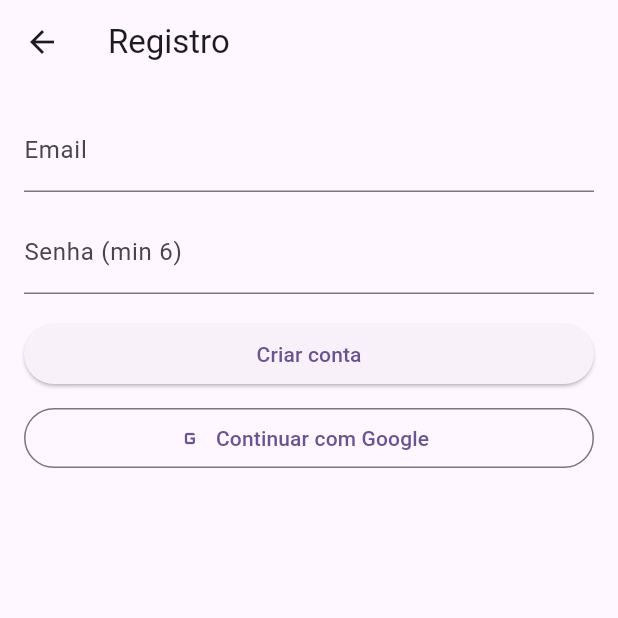
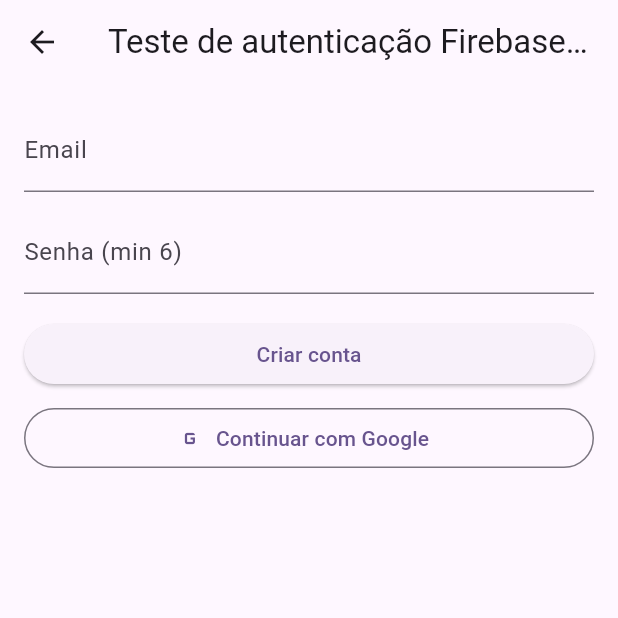
Before and after one commit to Pincinato07/teste-firebase-auth, a Flutter app: the screen it shows after launch, after a tap on "Não tem conta? Registre-se", on a phone screen of 412 x 824 dp, the top half of it. Run offline on Flutter 3.47's test engine with Material 3 defaults, Android fonts, the phone set to English and light mode, and no system bars; our stand-ins replace firebase_auth, firebase_core, google_sign_in; accounts and stored records are empty.

Commit message:
Melhora das telas

```diff
--- a/lib/screens/login_screen.dart
+++ b/lib/screens/login_screen.dart
@@ -69,7 +69,7 @@
   @override
   Widget build(BuildContext context) {
     return Scaffold(
-      appBar: AppBar(title: const Text('Login')),
+      appBar: AppBar(title: const Text('Teste de autenticação Firebase - Login')),
       body: Padding(
         padding: const EdgeInsets.all(16),
         child: Column(
--- a/lib/screens/profile_screen.dart
+++ b/lib/screens/profile_screen.dart
@@ -12,7 +12,7 @@
   @override
   Widget build(BuildContext context) {
     return Scaffold(
-      appBar: AppBar(title: const Text('Perfil')),
+      appBar: AppBar(title: const Text('Teste de autenticação Firebase - Perfil')),
       body: Center(
         child: Column(
           mainAxisAlignment: MainAxisAlignment.center,
--- a/lib/screens/register_screen.dart
+++ b/lib/screens/register_screen.dart
@@ -71,7 +71,7 @@
   @override
   Widget build(BuildContext context) {
     return Scaffold(
-      appBar: AppBar(title: const Text('Registro')),
+      appBar: AppBar(title: const Text('Teste de autenticação Firebase - Registro')),
       body: Padding(
         padding: const EdgeInsets.all(16),
         child: Column(
```
